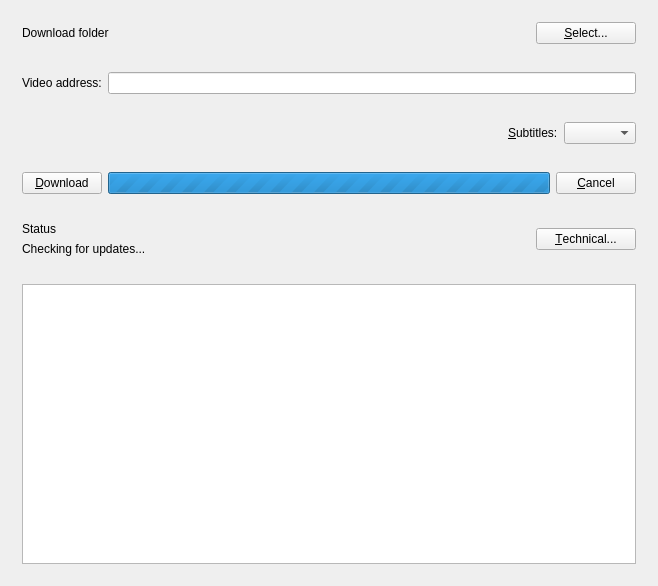
This is MainWindow.ui in hekkup/yle-downloader-gui as Qt 5 draws it before an edit. The edited form follows.
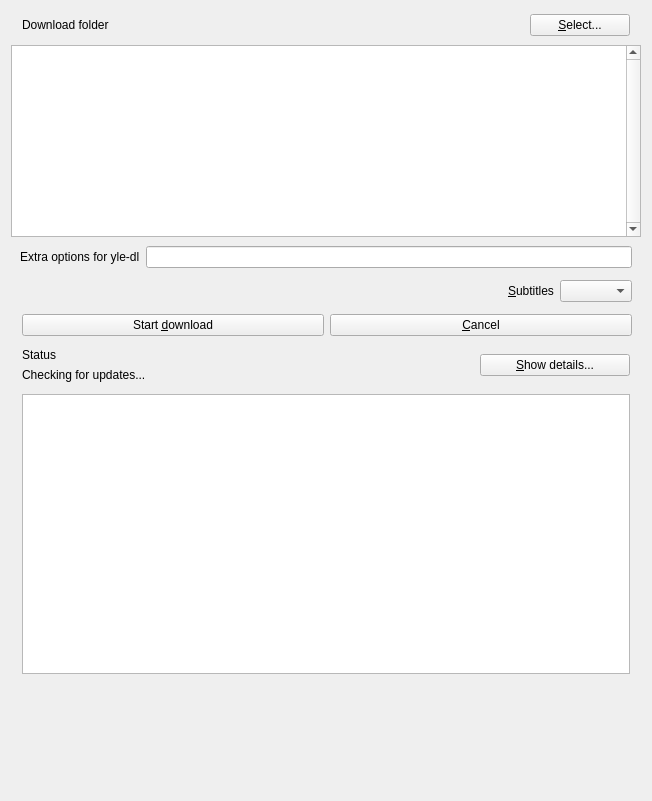
This is the edited form. Custom widgets are drawn as their Qt base class.

Commit message: Added video list / download queue; fixes #11. Some classes unit tested + documented.

```diff
--- a/MainWindow.ui
+++ b/MainWindow.ui
@@ -7,7 +7,7 @@
     <x>0</x>
     <y>0</y>
     <width>652</width>
-    <height>562</height>
+    <height>801</height>
    </rect>
   </property>
   <property name="windowTitle">
@@ -40,6 +40,12 @@
     <item>
      <widget class="QWidget" name="destDirWidget" native="true">
       <layout class="QHBoxLayout" name="horizontalLayout">
+       <property name="topMargin">
+        <number>3</number>
+       </property>
+       <property name="bottomMargin">
+        <number>3</number>
+       </property>
        <item>
         <widget class="QLabel" name="destDirLabel">
          <property name="text">
@@ -64,28 +70,59 @@
      </widget>
     </item>
     <item>
-     <widget class="QWidget" name="urlWidget" native="true">
-      <layout class="QHBoxLayout" name="horizontalLayout_2">
-       <item>
-        <widget class="QLabel" name="urlLabel">
-         <property name="text">
-          <string>Video address:</string>
-         </property>
-        </widget>
-       </item>
-       <item>
-        <widget class="QLineEdit" name="urlEdit">
-         <property name="toolTip">
-          <string>Find the video you want from YLE Areena and paste here the address from the browser's address bar.</string>
-         </property>
-        </widget>
-       </item>
-      </layout>
+     <widget class="VideoTableView" name="videoTableView">
+      <property name="verticalScrollBarPolicy">
+       <enum>Qt::ScrollBarAlwaysOn</enum>
+      </property>
+      <property name="horizontalScrollBarPolicy">
+       <enum>Qt::ScrollBarAlwaysOff</enum>
+      </property>
+      <attribute name="verticalHeaderVisible">
+       <bool>false</bool>
+      </attribute>
+      <attribute name="verticalHeaderHighlightSections">
+       <bool>false</bool>
+      </attribute>
      </widget>
     </item>
+    <item>
+     <layout class="QHBoxLayout" name="horizontalLayout_7">
+      <property name="leftMargin">
+       <number>9</number>
+      </property>
+      <property name="topMargin">
+       <number>3</number>
+      </property>
+      <property name="rightMargin">
+       <number>9</number>
+      </property>
+      <property name="bottomMargin">
+       <number>3</number>
+      </property>
+      <item>
+       <widget class="QLabel" name="yleDlExtraOptionsLabel">
+        <property name="text">
+         <string>Extra options for yle-dl</string>
+        </property>
+       </widget>
+      </item>
+      <item>
+       <widget class="QLineEdit" name="yleDlExtraOptionsLineEdit"/>
+      </item>
+     </layout>
+    </item>
     <item>
      <widget class="QWidget" name="subtitlesWidget" native="true">
       <layout class="QHBoxLayout" name="horizontalLayout_6">
+       <property name="topMargin">
+        <number>3</number>
+       </property>
+       <property name="rightMargin">
+        <number>9</number>
+       </property>
+       <property name="bottomMargin">
+        <number>3</number>
+       </property>
        <item>
         <spacer name="horizontalSpacer_2">
          <property name="orientation">
@@ -102,7 +139,7 @@
        <item>
         <widget class="QLabel" name="subtitlesLabel">
          <property name="text">
-          <string>&amp;Subtitles:</string>
+          <string>&amp;Subtitles</string>
          </property>
          <property name="buddy">
           <cstring>subtitlesComboBox</cstring>
@@ -118,17 +155,19 @@
     <item>
      <widget class="QWidget" name="downloadWidget" native="true">
       <layout class="QHBoxLayout" name="horizontalLayout_3">
+       <property name="topMargin">
+        <number>3</number>
+       </property>
+       <property name="rightMargin">
+        <number>9</number>
+       </property>
+       <property name="bottomMargin">
+        <number>3</number>
+       </property>
        <item>
         <widget class="QPushButton" name="downloadButton">
          <property name="text">
-          <string>&amp;Download</string>
-         </property>
-        </widget>
-       </item>
-       <item>
-        <widget class="QProgressBar" name="progressBar">
-         <property name="maximum">
-          <number>0</number>
+          <string>Start &amp;download</string>
          </property>
         </widget>
        </item>
@@ -145,6 +184,12 @@
     <item>
      <widget class="QWidget" name="statusWidget" native="true">
       <layout class="QHBoxLayout" name="horizontalLayout_4">
+       <property name="topMargin">
+        <number>3</number>
+       </property>
+       <property name="bottomMargin">
+        <number>3</number>
+       </property>
        <item>
         <layout class="QVBoxLayout" name="statusLabelsLayout">
          <item>
@@ -168,14 +213,17 @@
        </item>
        <item>
         <widget class="QPushButton" name="detailsButton">
+         <property name="enabled">
+          <bool>true</bool>
+         </property>
          <property name="maximumSize">
           <size>
-           <width>100</width>
+           <width>150</width>
            <height>16777215</height>
           </size>
          </property>
          <property name="text">
-          <string>&amp;Technical...</string>
+          <string>&amp;Show details...</string>
          </property>
          <property name="checkable">
           <bool>true</bool>
@@ -194,6 +242,12 @@
     <item>
      <widget class="QWidget" name="detailsWidget" native="true">
       <layout class="QHBoxLayout" name="horizontalLayout_5">
+       <property name="topMargin">
+        <number>3</number>
+       </property>
+       <property name="bottomMargin">
+        <number>3</number>
+       </property>
        <item>
         <widget class="QPlainTextEdit" name="detailsTextEdit">
          <property name="minimumSize">
@@ -214,6 +268,13 @@
   </widget>
  </widget>
  <layoutdefault spacing="6" margin="11"/>
+ <customwidgets>
+  <customwidget>
+   <class>VideoTableView</class>
+   <extends>QTableView</extends>
+   <header>VideoTableView.h</header>
+  </customwidget>
+ </customwidgets>
  <resources/>
  <connections/>
 </ui>
```
The commit also changes 17 other files.
